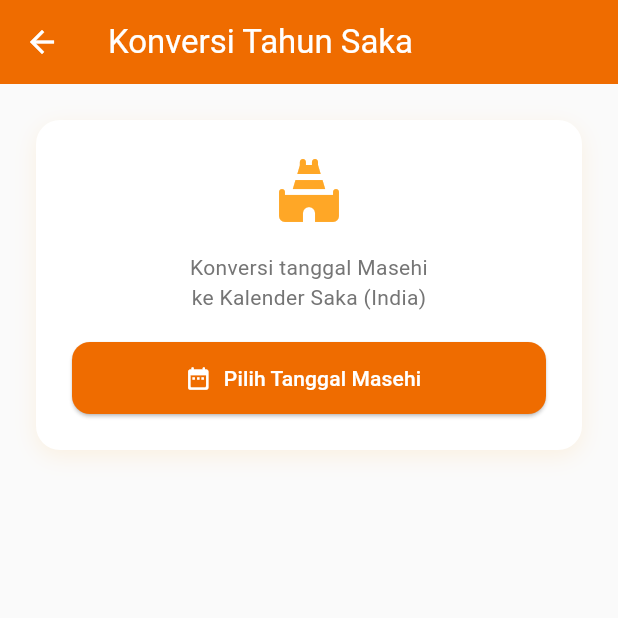
After one commit to Rex4Red/Tugas2-TPM, a Flutter app: the CekTanggalPage screen opened directly, after a tap on "Konversi Tahun Saka", on a phone screen of 412 x 824 dp, the top half of it. The commit adds this screen. Run offline on Flutter 3.47's test engine with Material 3 defaults, Android fonts, the phone set to English and light mode, and no system bars; our stand-ins replace hijri, shared_preferences, supabase_flutter; accounts and stored records are empty.

Commit message:
feat: tambah fitur konversi tanggal Masehi ke Tahun Saka (India)

```diff
--- a/lib/pages/cek_tanggal_page.dart
+++ b/lib/pages/cek_tanggal_page.dart
@@ -2,6 +2,7 @@ import 'package:flutter/material.dart';
 import 'cek_hari_weton_page.dart';
 import 'hitung_umur_page.dart';
 import 'konversi_hijriah_page.dart';
+import 'konversi_saka_page.dart';
 
 class CekTanggalPage extends StatelessWidget {
   const CekTanggalPage({super.key});
@@ -16,7 +17,7 @@ class CekTanggalPage extends StatelessWidget {
         foregroundColor: Colors.white,
         elevation: 0,
       ),
-      body: Padding(
+      body: SingleChildScrollView(
         padding: const EdgeInsets.all(24),
         child: Column(
           crossAxisAlignment: CrossAxisAlignment.start,
@@ -61,6 +62,17 @@ class CekTanggalPage extends StatelessWidget {
               description: 'Konversi tanggal Masehi ke kalender Hijriah',
               color: Colors.green[700]!,
               page: const KonversiHijriahPage(),
+            ),
+            const SizedBox(height: 16),
+
+            // 4. Konversi Tahun Saka
+            _buildMenuCard(
+              context,
+              icon: Icons.temple_hindu_rounded,
+              title: 'Konversi Tahun Saka',
+              description: 'Konversi tanggal Masehi ke kalender Saka (India)',
+              color: Colors.orange[800]!,
+              page: const KonversiSakaPage(),
             ),
           ],
         ),
--- /dev/null
+++ b/lib/pages/konversi_saka_page.dart
@@ -0,0 +1,411 @@
+import 'package:flutter/material.dart';
+
+class KonversiSakaPage extends StatefulWidget {
+  const KonversiSakaPage({super.key});
+
+  @override
+  State<KonversiSakaPage> createState() => _KonversiSakaPageState();
+}
+
+class _KonversiSakaPageState extends State<KonversiSakaPage> {
+  DateTime? _selectedDate;
+  Map<String, dynamic>? _sakaResult;
+
+  // Nama bulan Saka
+  final List<String> _namaBulanSaka = [
+    '', 'Chaitra', 'Vaisakha', 'Jyaistha', 'Asadha',
+    'Sravana', 'Bhadra', 'Asvina', 'Kartika',
+    'Agrahayana', 'Pausha', 'Magha', 'Phalguna',
+  ];
+
+  // Cek apakah tahun kabisat (Gregorian)
+  bool _isLeapYear(int year) {
+    return (year % 4 == 0 && year % 100 != 0) || (year % 400 == 0);
+  }
+
+  // Konversi Masehi ke Saka
+  Map<String, dynamic> _konversiKeKalenderSaka(DateTime date) {
+    final int year = date.year;
+    final bool isLeap = _isLeapYear(year);
+
+    // Tanggal mulai tahun baru Saka (1 Chaitra)
+    // Normal: 22 Maret, Kabisat: 21 Maret
+    final int startDay = isLeap ? 21 : 22;
+    final DateTime sakaNewYear = DateTime(year, 3, startDay);
+
+    // Tentukan tahun Saka
+    int sakaYear;
+    if (date.isBefore(sakaNewYear)) {
+      sakaYear = year - 79;
+    } else {
+      sakaYear = year - 78;
+    }
+
+    // Hitung hari dalam bulan Saka
+    // Bulan 1 (Chaitra): 30 hari (31 di kabisat)
+    // Bulan 2-6 (Vaisakha-Bhadra): 31 hari
+    // Bulan 7-12 (Asvina-Phalguna): 30 hari
+    final List<int> hariPerBulan = [
+      0, // placeholder index 0
+      isLeap ? 31 : 30, // Chaitra
+      31, // Vaisakha
+      31, // Jyaistha
+      31, // Asadha
+      31, // Sravana
+      31, // Bhadra
+      30, // Asvina
+      30, // Kartika
+      30, // Agrahayana
+      30, // Pausha
+      30, // Magha
+      30, // Phalguna
+    ];
+
+    // Tanggal mulai setiap bulan Saka dalam Gregorian
+    // Chaitra dimulai 22 Maret (21 di kabisat)
+    final List<DateTime> startBulan = [];
+    startBulan.add(DateTime(0)); // placeholder index 0
+
+    DateTime current = sakaNewYear;
+    if (date.isBefore(sakaNewYear)) {
+      // Jika sebelum tahun baru Saka, gunakan tahun sebelumnya
+      final bool prevLeap = _isLeapYear(year - 1);
+      final int prevStartDay = prevLeap ? 21 : 22;
+      current = DateTime(year - 1, 3, prevStartDay);
+
+      // Recalculate hari per bulan untuk tahun sebelumnya
+      hariPerBulan[1] = prevLeap ? 31 : 30;
+    }
+
+    startBulan.add(current); // Chaitra
+    for (int i = 2; i <= 12; i++) {
+      current = current.add(Duration(days: hariPerBulan[i - 1]));
+      startBulan.add(current);
+    }
+
+    // Tentukan bulan dan tanggal Saka
+    int sakaBulan = 12;
+    int sakaHari = 1;
+
+    for (int i = 12; i >= 1; i--) {
+      if (!date.isBefore(startBulan[i])) {
+        sakaBulan = i;
+        sakaHari = date.difference(startBulan[i]).inDays + 1;
+        break;
+      }
+    }
+
+    return {
+      'tahun': sakaYear,
+      'bulan': sakaBulan,
+      'hari': sakaHari,
+      'namaBulan': _namaBulanSaka[sakaBulan],
+      'hariPerBulan': hariPerBulan,
+    };
+  }
+
+  Future<void> _pilihTanggal() async {
+    final picked = await showDatePicker(
+      context: context,
+      initialDate: _selectedDate ?? DateTime.now(),
+      firstDate: DateTime(1900, 1, 1),
+      lastDate: DateTime(2100, 12, 31),
+      helpText: 'Pilih Tanggal Masehi',
+      cancelText: 'Batal',
+      confirmText: 'Pilih',
+    );
+
+    if (picked != null) {
+      setState(() {
+        _selectedDate = picked;
+        _sakaResult = _konversiKeKalenderSaka(picked);
+      });
+    }
+  }
+
+  String _formatTanggalMasehi(DateTime date) {
+    final bulan = [
+      '', 'Januari', 'Februari', 'Maret', 'April', 'Mei', 'Juni',
+      'Juli', 'Agustus', 'September', 'Oktober', 'November', 'Desember',
+    ];
+    return '${date.day} ${bulan[date.month]} ${date.year}';
+  }
+
+  String _getHariMasehi(DateTime date) {
+    final hari = ['Senin', 'Selasa', 'Rabu', 'Kamis', 'Jumat', 'Sabtu', 'Minggu'];
+    return hari[date.weekday - 1];
+  }
+
+  @override
+  Widget build(BuildContext context) {
+    return Scaffold(
+      backgroundColor: Colors.grey[50],
+      appBar: AppBar(
+        title: const Text('Konversi Tahun Saka'),
+        backgroundColor: Colors.orange[800],
+        foregroundColor: Colors.white,
+        elevation: 0,
+      ),
+      body: SingleChildScrollView(
+        padding: const EdgeInsets.all(24),
+        child: Column(
+          crossAxisAlignment: CrossAxisAlignment.stretch,
+          children: [
+            // Input Section
+            Container(
+              padding: const EdgeInsets.all(24),
+              decoration: BoxDecoration(
+                color: Colors.white,
+                borderRadius: BorderRadius.circular(16),
+                boxShadow: [
+                  BoxShadow(
+                    color: Colors.orange.withValues(alpha: 0.1),
+                    blurRadius: 12,
+                    offset: const Offset(0, 4),
+                  ),
+                ],
+              ),
+              child: Column(
+                children: [
+                  Icon(
+                    Icons.temple_hindu_rounded,
+                    size: 48,
+                    color: Colors.orange[400],
+                  ),
+                  const SizedBox(height: 16),
+                  Text(
+                    'Konversi tanggal Masehi\nke Kalender Saka (India)',
+                    textAlign: TextAlign.center,
+                    style: TextStyle(
+                      fontSize: 14,
+                      color: Colors.grey[600],
+                    ),
+                  ),
+                  const SizedBox(height: 20),
+                  SizedBox(
+                    width: double.infinity,
+                    height: 48,
+                    child: ElevatedButton.icon(
+                      onPressed: _pilihTanggal,
+                      icon: const Icon(Icons.date_range_rounded),
+                      label: Text(
+                        _selectedDate != null
+                            ? _formatTanggalMasehi(_selectedDate!)
+                            : 'Pilih Tanggal Masehi',
+                      ),
+                      style: ElevatedButton.styleFrom(
+                        backgroundColor: Colors.orange[800],
+                        foregroundColor: Colors.white,
+                        shape: RoundedRectangleBorder(
+                          borderRadius: BorderRadius.circular(12),
+                        ),
+                      ),
+                    ),
+                  ),
+                ],
+              ),
+            ),
+
+            const SizedBox(height: 24),
+
+            // Results
+            if (_selectedDate != null && _sakaResult != null) ...[
+              // Tanggal Masehi
+              _buildDateCard(
+                title: 'Tanggal Masehi',
+                icon: Icons.calendar_today_rounded,
+                color: Colors.blue,
+                day: '${_selectedDate!.day}',
+                monthYear: _formatTanggalMasehi(_selectedDate!).split(' ').skip(1).join(' '),
+                extra: _getHariMasehi(_selectedDate!),
+              ),
+
+              const SizedBox(height: 16),
+
+              // Arrow
+              Center(
+                child: Container(
+                  padding: const EdgeInsets.all(12),
+                  decoration: BoxDecoration(
+                    color: Colors.orange[50],
+                    shape: BoxShape.circle,
+                  ),
+                  child: Icon(
+                    Icons.arrow_downward_rounded,
+                    color: Colors.orange[800],
+                    size: 28,
+                  ),
+                ),
+              ),
+
+              const SizedBox(height: 16),
+
+              // Tanggal Saka
+              _buildDateCard(
+                title: 'Tanggal Saka',
+                icon: Icons.temple_hindu_rounded,
+                color: Colors.orange[800]!,
+                day: '${_sakaResult!['hari']}',
+                monthYear: '${_sakaResult!['namaBulan']} ${_sakaResult!['tahun']} SE',
+                extra: null,
+              ),
+
+              const SizedBox(height: 16),
+
+              // Full result banner
+              Container(
+                padding: const EdgeInsets.all(20),
+                decoration: BoxDecoration(
+                  gradient: LinearGradient(
+                    colors: [Colors.orange[800]!, Colors.orange[400]!],
+                    begin: Alignment.topLeft,
+                    end: Alignment.bottomRight,
+                  ),
+                  borderRadius: BorderRadius.circular(16),
+                ),
+                child: Column(
+                  children: [
+                    Text(
+                      'Hasil Konversi',
+                      style: TextStyle(
+                        fontSize: 13,
+                        color: Colors.white.withValues(alpha: 0.8),
+                      ),
+                    ),
+                    const SizedBox(height: 8),
+                    Text(
+                      '${_sakaResult!['hari']} ${_sakaResult!['namaBulan']} ${_sakaResult!['tahun']} SE',
+                      style: const TextStyle(
+                        fontSize: 24,
+                        fontWeight: FontWeight.bold,
+                        color: Colors.white,
+                      ),
+                    ),
+                    const SizedBox(height: 4),
+                    Text(
+                      '${_getHariMasehi(_selectedDate!)}, ${_formatTanggalMasehi(_selectedDate!)} M',
+                      style: TextStyle(
+                        fontSize: 14,
+                        color: Colors.white.withValues(alpha: 0.7),
+                      ),
+                    ),
+                  ],
+                ),
+              ),
+
+              const SizedBox(height: 16),
+
+              // Rumus info
+              Container(
+                padding: const EdgeInsets.all(16),
+                decoration: BoxDecoration(
+                  color: Colors.orange[50],
+                  borderRadius: BorderRadius.circular(12),
+                  border: Border.all(color: Colors.orange.withValues(alpha: 0.2)),
+                ),
+                child: Column(
+                  crossAxisAlignment: CrossAxisAlignment.start,
+                  children: [
+                    Row(
+                      children: [
+                        Icon(Icons.info_outline_rounded, size: 18, color: Colors.orange[800]),
+                        const SizedBox(width: 8),
+                        Text(
+                          'Cara Perhitungan',
+                          style: TextStyle(
+                            fontSize: 13,
+                            fontWeight: FontWeight.w600,
+                            color: Colors.orange[900],
+                          ),
+                        ),
+                      ],
+                    ),
+                    const SizedBox(height: 8),
+                    Text(
+                      '• Tahun Saka = Tahun Masehi - ${_selectedDate!.month < 3 || (_selectedDate!.month == 3 && _selectedDate!.day < (_isLeapYear(_selectedDate!.year) ? 21 : 22)) ? '79' : '78'}\n'
+                      '• Tahun baru Saka (1 Chaitra) = ${_isLeapYear(_selectedDate!.year) ? '21' : '22'} Maret\n'
+                      '• SE = Saka Era',
+                      style: TextStyle(
+                        fontSize: 12,
+                        color: Colors.orange[900],
+                        height: 1.5,
+                      ),
+                    ),
+                  ],
+                ),
+              ),
+            ],
+          ],
+        ),
+      ),
+    );
+  }
+
+  Widget _buildDateCard({
+    required String title,
+    required IconData icon,
+    required Color color,
+    required String day,
+    required String monthYear,
+    String? extra,
+  }) {
+    return Container(
+      padding: const EdgeInsets.all(20),
+      decoration: BoxDecoration(
+        color: Colors.white,
+        borderRadius: BorderRadius.circular(16),
+        boxShadow: [
+          BoxShadow(
+            color: color.withValues(alpha: 0.1),
+            blurRadius: 12,
+            offset: const Offset(0, 4),
+          ),
+        ],
+      ),
+      child: Row(
+        children: [
+          Container(
+            width: 64,
+            height: 64,
+            decoration: BoxDecoration(
+              color: color.withValues(alpha: 0.1),
+              borderRadius: BorderRadius.circular(14),
+            ),
+            child: Center(
+              child: Text(
+                day,
+                style: TextStyle(
+                  fontSize: 28,
+                  fontWeight: FontWeight.bold,
+                  color: color,
+                ),
+              ),
+            ),
+          ),
+          const SizedBox(width: 16),
+          Expanded(
+            child: Column(
+              crossAxisAlignment: CrossAxisAlignment.start,
+              children: [
+                Text(title, style: TextStyle(fontSize: 12, color: Colors.grey[500])),
+                const SizedBox(height: 4),
+                Text(
+                  monthYear,
+                  style: TextStyle(
+                    fontSize: 18,
+                    fontWeight: FontWeight.bold,
+                    color: Colors.blueGrey[800],
+                  ),
+                ),
+                if (extra != null) ...[
+                  const SizedBox(height: 2),
+                  Text(extra, style: TextStyle(fontSize: 13, color: Colors.grey[600])),
+                ],
+              ],
+            ),
+          ),
+        ],
+      ),
+    );
+  }
+}
```
